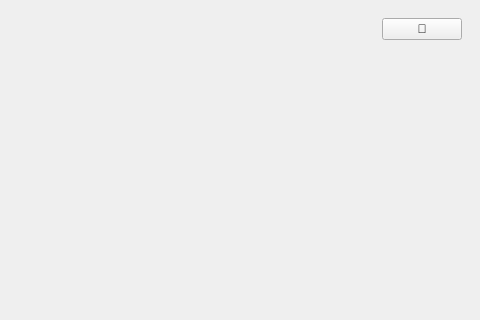
First picture: the form in app/ui/MainWindow.ui, repository AALLEXXX/smart-todo, before the edit; both pictures show x 864 to 1344 and y 0 to 320 of the 1344 by 840 pixel window.
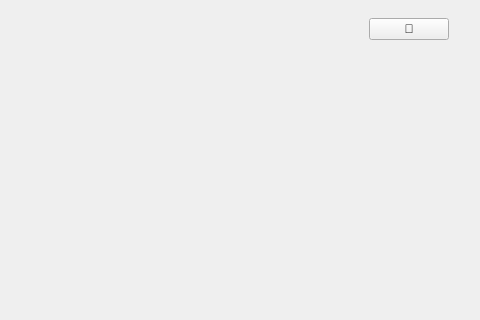
Second picture: the form after the edit.

Commit message: fix checkbox bug, upd database scheme, add version lable

Patch:
```diff
--- a/app/ui/MainWindow.ui
+++ b/app/ui/MainWindow.ui
@@ -51,6 +51,19 @@
             <property name="text"><string>🌙</string></property>
           </widget>
         </item>
+        <item>
+          <widget class="QLabel" name="versionLabel">
+            <property name="text">
+              <string></string>
+            </property>
+            <property name="alignment">
+              <set>Qt::AlignCenter</set>
+            </property>
+            <property name="styleSheet">
+              <string>color: #888888;</string>
+            </property>
+          </widget>
+        </item>
       </layout>
     </widget>
   </item>
```
The commit also changes 8 other files.
